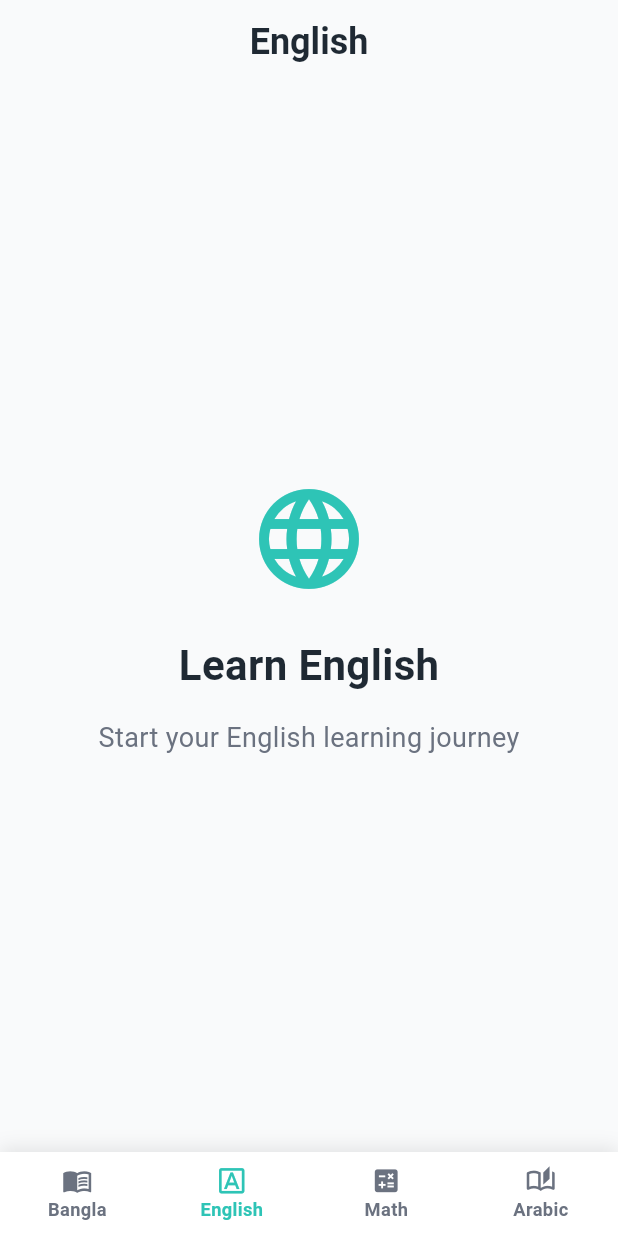
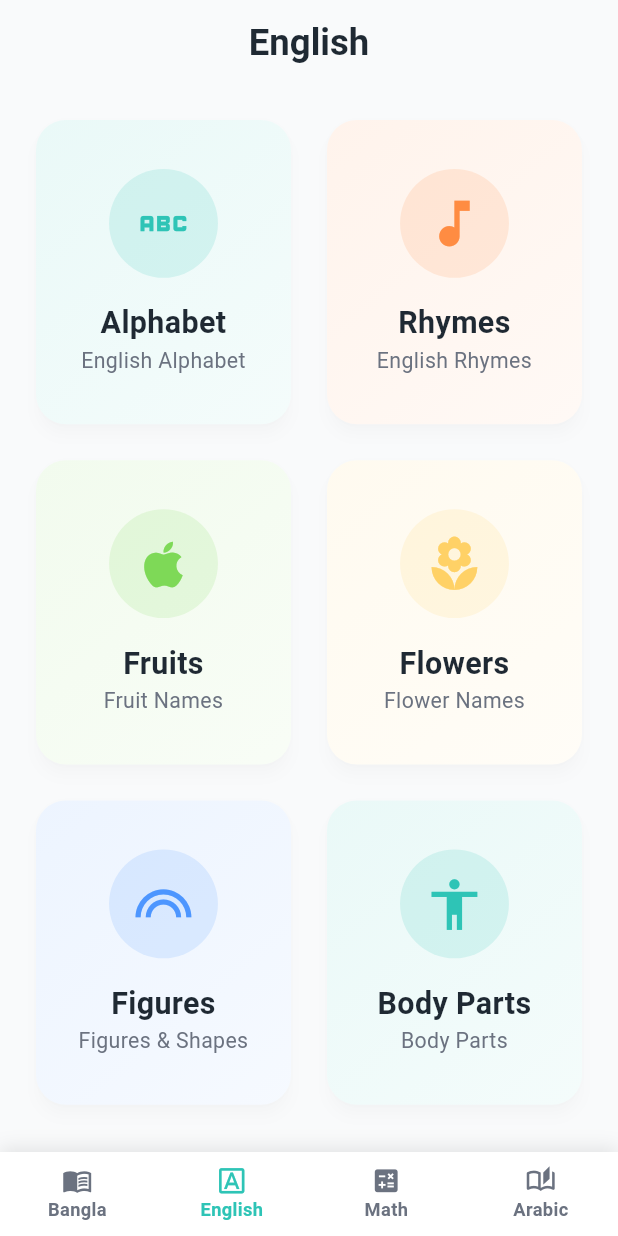
Before and after one commit to KafiulIslam/magical_book, a Flutter app: the EnglishPage screen opened by its route, on a phone screen of 412 x 824 dp. Run offline on Flutter 3.47's test engine with Material 3 defaults, Android fonts, the phone set to English and light mode, and no system bars; our stand-ins replace flutter_riverpod, flutter_screenutil, gap, go_router.

Commit message:
built english screen

```diff
--- /dev/null
+++ b/lib/core/constants/english_constant.dart
@@ -0,0 +1,111 @@
+import 'package:flutter/material.dart';
+import 'package:magical_book/core/router/routes.dart';
+import '../../../core/constants/app_colors.dart';
+import '../../features/bangla/models/bangla_category.dart';
+
+/// Contains all constant values and lists related to English feature
+class EnglishConstants {
+  /// List of English learning categories
+  static const List<BanglaCategory> englishCategories = [
+    BanglaCategory(
+      title: 'Alphabet',
+      subtitle: 'English Alphabet',
+      icon: Icons.abc,
+      color: AppColors.primary,
+      route: Routes.englishAlphabet,
+    ),
+    BanglaCategory(
+      title: 'Rhymes',
+      subtitle: 'English Rhymes',
+      icon: Icons.music_note,
+      color: AppColors.action,
+      route: Routes.englishRhymes,
+    ),
+    BanglaCategory(
+      title: 'Fruits',
+      subtitle: 'Fruit Names',
+      icon: Icons.apple,
+      color: AppColors.success,
+      route: Routes.englishFruits,
+    ),
+    BanglaCategory(
+      title: 'Flowers',
+      subtitle: 'Flower Names',
+      icon: Icons.local_florist,
+      color: AppColors.reward,
+      route: Routes.englishFlowers,
+    ),
+    BanglaCategory(
+      title: 'Figures',
+      subtitle: 'Figures & Shapes',
+      icon: Icons.looks,
+      color: AppColors.info,
+      route: Routes.englishFigures,
+    ),
+    BanglaCategory(
+      title: 'Body Parts',
+      subtitle: 'Body Parts',
+      icon: Icons.accessibility,
+      color: AppColors.primary,
+      route: Routes.englishBodyParts,
+    ),
+    BanglaCategory(
+      title: 'Days',
+      subtitle: 'Day Names',
+      icon: Icons.today,
+      color: AppColors.action,
+      route: Routes.englishDays,
+    ),
+    BanglaCategory(
+      title: 'Months',
+      subtitle: 'Month Names',
+      icon: Icons.calendar_month,
+      color: AppColors.action,
+      route: Routes.englishMonths,
+    ),
+    BanglaCategory(
+      title: 'Animals',
+      subtitle: 'Animal Names',
+      icon: Icons.pets,
+      color: AppColors.action,
+      route: Routes.englishAnimals,
+    ),
+    BanglaCategory(
+      title: 'Birds',
+      subtitle: 'Bird Names',
+      icon: Icons.forest,
+      color: AppColors.action,
+      route: Routes.englishBirds,
+    ),
+  ];
+
+  /// List of English alphabet (A to Z)
+  static const List<String> englishAlphabet = <String>[
+    'A',
+    'B',
+    'C',
+    'D',
+    'E',
+    'F',
+    'G',
+    'H',
+    'I',
+    'J',
+    'K',
+    'L',
+    'M',
+    'N',
+    'O',
+    'P',
+    'Q',
+    'R',
+    'S',
+    'T',
+    'U',
+    'V',
+    'W',
+    'X',
+    'Y',
+    'Z',
+  ];
+}
--- a/lib/core/router/app_router.dart
+++ b/lib/core/router/app_router.dart
@@ -12,6 +12,7 @@ import '../../features/bangla/presentation/views/bangla_month_screen.dart';
 import '../../features/bangla/presentation/views/bangla_day_screen.dart';
 import '../../features/dashboard/presentation/views/dashboard_page.dart';
 import '../../features/english/presentation/views/english_page.dart';
+import '../../features/english/presentation/views/english_alphabet_screen.dart';
 import '../../features/math/presentation/views/math_page.dart';
 
 class AppRouter {
@@ -108,6 +109,15 @@ class AppRouter {
           GoRoute(
             path: Routes.english,
             builder: (context, state) => const EnglishPage(),
+            routes: [
+              GoRoute(
+                path: '/alphabet',
+                pageBuilder: (context, state) => fadeTransitionPage(
+                  state: state,
+                  child: const EnglishAlphabetScreen(),
+                ),
+              ),
+            ],
           ),
           GoRoute(
             path: Routes.math,
--- a/lib/core/router/routes.dart
+++ b/lib/core/router/routes.dart
@@ -14,4 +14,16 @@ class Routes {
   static const String riturNam = '$bangla/ritur-nam';
   static const String maserNam = '$bangla/maser-nam';
   static const String dinerNam = '$bangla/diner-nam';
+
+  //!======================== English Routes ========================
+  static const String englishAlphabet = '$english/alphabet';
+  static const String englishRhymes = '$english/rhymes';
+  static const String englishFruits = '$english/fruits';
+  static const String englishFlowers = '$english/flowers';
+  static const String englishFigures = '$english/figures';
+  static const String englishBodyParts = '$english/body-parts';
+  static const String englishDays = '$english/days';
+  static const String englishMonths = '$english/months';
+  static const String englishAnimals = '$english/animals';
+  static const String englishBirds = '$english/birds';
 }
--- a/lib/features/english/presentation/views/english_page.dart
+++ b/lib/features/english/presentation/views/english_page.dart
@@ -1,53 +1,66 @@
 import 'package:flutter/material.dart';
+import 'package:flutter_screenutil/flutter_screenutil.dart';
+import 'package:go_router/go_router.dart';
 import '../../../../core/constants/app_colors.dart';
+import '../../../../core/constants/english_constant.dart';
+import '../../../../core/router/routes.dart';
+import '../../../../core/theme/app_typography.dart';
+import '../../../bangla/presentation/widgets/bangla_category_card.dart';
+import '../widgets/english_category_card.dart';
 
 class EnglishPage extends StatelessWidget {
   const EnglishPage({super.key});
+
+  int _getCrossAxisCount(BuildContext context) {
+    final width = MediaQuery.of(context).size.width;
+    if (width > 900) {
+      return 4; // Large tablets/desktop
+    } else if (width > 600) {
+      return 3; // Tablets
+    } else {
+      return 2; // Mobile phones
+    }
+  }
+
+  double _getChildAspectRatio(BuildContext context) {
+    final width = MediaQuery.of(context).size.width;
+    if (width > 900) {
+      return 1.0; // Square cards for large screens
+    } else if (width > 600) {
+      return 0.95; // Slightly taller for tablets
+    } else {
+      return 0.85; // Taller cards for mobile
+    }
+  }
 
   @override
   Widget build(BuildContext context) {
     return Scaffold(
       appBar: AppBar(
-        title: const Text(
+        title: Text(
           'English',
-          style: TextStyle(
-            fontSize: 24,
-            fontWeight: FontWeight.bold,
-            color: AppColors.textPrimary,
-          ),
+          style: EnglishTypo.headline1.copyWith(fontSize: 24.sp),
         ),
         backgroundColor: AppColors.background,
         elevation: 0,
       ),
-      body: Center(
-        child: Column(
-          mainAxisAlignment: MainAxisAlignment.center,
-          children: [
-            Icon(
-              Icons.language,
-              size: 80,
-              color: AppColors.primary,
-            ),
-            const SizedBox(height: 24),
-            const Text(
-              'Learn English',
-              style: TextStyle(
-                fontSize: 28,
-                fontWeight: FontWeight.bold,
-                color: AppColors.textPrimary,
-              ),
-            ),
-            const SizedBox(height: 16),
-            Text(
-              'Start your English learning journey',
-              style: TextStyle(
-                fontSize: 18,
-                color: AppColors.textSecondary,
-              ),
-            ),
-          ],
+      body: Padding(
+        padding: const EdgeInsets.all(16.0),
+        child: GridView.builder(
+          gridDelegate: SliverGridDelegateWithFixedCrossAxisCount(
+            crossAxisCount: _getCrossAxisCount(context),
+            crossAxisSpacing: 8,
+            mainAxisSpacing: 8,
+            childAspectRatio: _getChildAspectRatio(context),
+          ),
+          itemCount: EnglishConstants.englishCategories.length,
+          itemBuilder: (context, index) {
+            final category = EnglishConstants.englishCategories[index];
+            return EnglishCategoryCard(category: category);
+          },
         ),
       ),
     );
   }
+
 }
--- /dev/null
+++ b/lib/features/english/presentation/widgets/english_category_card.dart
@@ -0,0 +1,76 @@
+import 'package:flutter/material.dart';
+import 'package:flutter_screenutil/flutter_screenutil.dart';
+import 'package:gap/gap.dart';
+import 'package:go_router/go_router.dart';
+import '../../../../core/constants/app_colors.dart';
+import '../../../../core/theme/app_typography.dart';
+import '../../../bangla/models/bangla_category.dart';
+
+class EnglishCategoryCard extends StatelessWidget {
+  final BanglaCategory category;
+
+  const EnglishCategoryCard({
+    required this.category,
+  });
+
+  @override
+  Widget build(BuildContext context) {
+    return Card(
+      elevation: 4,
+      shape: RoundedRectangleBorder(
+        borderRadius: BorderRadius.circular(20),
+      ),
+      child: InkWell(
+        onTap: () {
+          context.push(category.route);
+        },
+        borderRadius: BorderRadius.circular(20),
+        child: Container(
+          decoration: BoxDecoration(
+            borderRadius: BorderRadius.circular(20),
+            gradient: LinearGradient(
+              begin: Alignment.topLeft,
+              end: Alignment.bottomRight,
+              colors: [
+                category.color.withOpacity(0.1),
+                category.color.withOpacity(0.05),
+              ],
+            ),
+          ),
+          child: Padding(
+            padding: const EdgeInsets.all(16.0),
+            child: Column(
+              mainAxisAlignment: MainAxisAlignment.center,
+              children: [
+                Container(
+                  padding: const EdgeInsets.all(16),
+                  decoration: BoxDecoration(
+                    color: category.color.withOpacity(0.15),
+                    shape: BoxShape.circle,
+                  ),
+                  child: Icon(
+                    category.icon,
+                    size: 40.sp,
+                    color: category.color,
+                  ),
+                ),
+                const Gap(16),
+                Text(
+                  category.title,
+                  style: EnglishTypo.headline1.copyWith(fontSize: 20.sp),
+                  textAlign: TextAlign.center,
+                ),
+                Text(
+                  category.subtitle,
+                  style: EnglishTypo.bodyMedium
+                      .copyWith(color: AppColors.textSecondary),
+                  textAlign: TextAlign.center,
+                ),
+              ],
+            ),
+          ),
+        ),
+      ),
+    );
+  }
+}
```
Also changed, not shown: lib/features/bangla/presentation/widgets/chora_card.dart (+5 -12 lines), lib/features/english/presentation/views/english_alphabet_screen.dart (added, +139 -0 lines), lib/features/english/presentation/widgets/english_alphabet_card.dart (added, +90 -0 lines).
